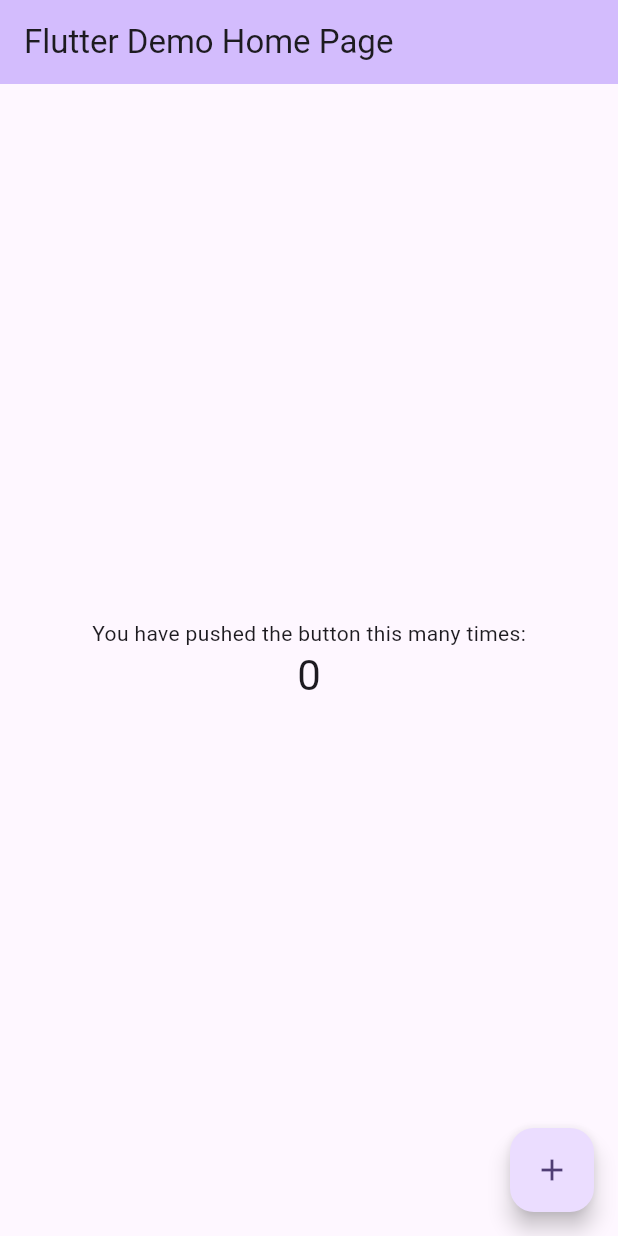
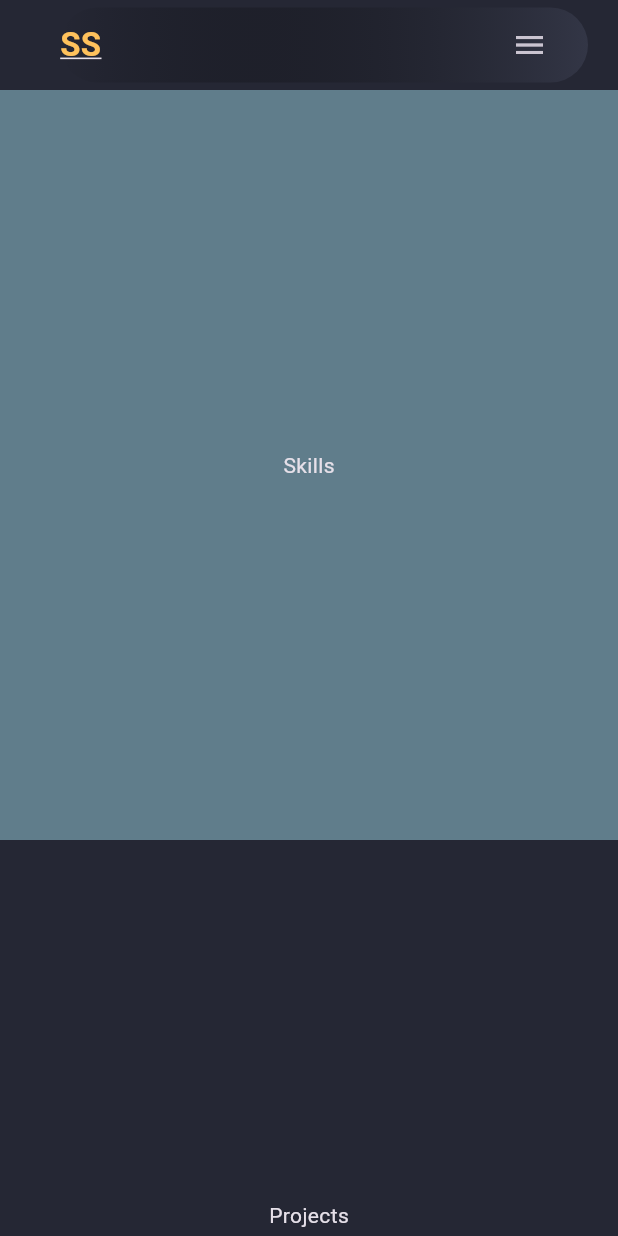
Before and after one commit to sagarsinha1803/portfolio_web, a Flutter app: the screen it shows after launch, on a phone screen of 412 x 824 dp. Run offline on Flutter 3.47's test engine with Material 3 defaults, Android fonts, the phone set to English and light mode, and no system bars.

Commit message:
develop - Added header widget for destop and mobile view

```diff
--- /dev/null
+++ b/lib/constants/colors.dart
@@ -0,0 +1,13 @@
+import 'dart:ui';
+
+class CustomColor {
+  static const Color scaffoldBg = Color(0xff252734);
+  static const Color bgLight1 = Color(0xff333646);
+  static const Color bglight2 = Color(0xff424657);
+  static const Color textFieldBg = Color(0xffC8C9CE);
+  static const Color hintDark = Color(0xff666874);
+  static const Color yellowSecondary = Color(0xffFFC25C);
+  static const Color yellowPrimary = Color(0xffFFAF29);
+  static const Color whitePrimary = Color(0xffEAEAEB);
+  static const Color whiteSecondary = Color(0xffC8C9CE);
+}
--- /dev/null
+++ b/lib/constants/nav_items.dart
@@ -0,0 +1 @@
+List<String> navTitles = ["Home", "Skills", "Projects", "Blog", "Contact"];
--- a/lib/main.dart
+++ b/lib/main.dart
@@ -1,4 +1,5 @@
 import 'package:flutter/material.dart';
+import 'package:portfolio_web/pages/home_page.dart';
 
 void main() {
   runApp(const MyApp());
@@ -11,115 +12,10 @@ class MyApp extends StatelessWidget {
   @override
   Widget build(BuildContext context) {
     return MaterialApp(
-      title: 'Flutter Demo',
-      theme: ThemeData(
-        // This is the theme of your application.
-        //
-        // TRY THIS: Try running your application with "flutter run". You'll see
-        // the application has a purple toolbar. Then, without quitting the app,
-        // try changing the seedColor in the colorScheme below to Colors.green
-        // and then invoke "hot reload" (save your changes or press the "hot
-        // reload" button in a Flutter-supported IDE, or press "r" if you used
-        // the command line to start the app).
-        //
-        // Notice that the counter didn't reset back to zero; the application
-        // state is not lost during the reload. To reset the state, use hot
-        // restart instead.
-        //
-        // This works for code too, not just values: Most code changes can be
-        // tested with just a hot reload.
-        colorScheme: ColorScheme.fromSeed(seedColor: Colors.deepPurple),
-        useMaterial3: true,
-      ),
-      home: const MyHomePage(title: 'Flutter Demo Home Page'),
+      debugShowCheckedModeBanner: false,
+      theme: ThemeData.dark(),
+      title: 'Sagar Sinha',
+      home: const Homepage(),
     );
   }
 }
-
-class MyHomePage extends StatefulWidget {
-  const MyHomePage({super.key, required this.title});
-
-  // This widget is the home page of your application. It is stateful, meaning
-  // that it has a State object (defined below) that contains fields that affect
-  // how it looks.
-
-  // This class is the configuration for the state. It holds the values (in this
-  // case the title) provided by the parent (in this case the App widget) and
-  // used by the build method of the State. Fields in a Widget subclass are
-  // always marked "final".
-
-  final String title;
-
-  @override
-  State<MyHomePage> createState() => _MyHomePageState();
-}
-
-class _MyHomePageState extends State<MyHomePage> {
-  int _counter = 0;
-
-  void _incrementCounter() {
-    setState(() {
-      // This call to setState tells the Flutter framework that something has
-      // changed in this State, which causes it to rerun the build method below
-      // so that the display can reflect the updated values. If we changed
-      // _counter without calling setState(), then the build method would not be
-      // called again, and so nothing would appear to happen.
-      _counter++;
-    });
-  }
-
-  @override
-  Widget build(BuildContext context) {
-    // This method is rerun every time setState is called, for instance as done
-    // by the _incrementCounter method above.
-    //
-    // The Flutter framework has been optimized to make rerunning build methods
-    // fast, so that you can just rebuild anything that needs updating rather
-    // than having to individually change instances of widgets.
-    return Scaffold(
-      appBar: AppBar(
-        // TRY THIS: Try changing the color here to a specific color (to
-        // Colors.amber, perhaps?) and trigger a hot reload to see the AppBar
-        // change color while the other colors stay the same.
-        backgroundColor: Theme.of(context).colorScheme.inversePrimary,
-        // Here we take the value from the MyHomePage object that was created by
-        // the App.build method, and use it to set our appbar title.
-        title: Text(widget.title),
-      ),
-      body: Center(
-        // Center is a layout widget. It takes a single child and positions it
-        // in the middle of the parent.
-        child: Column(
-          // Column is also a layout widget. It takes a list of children and
-          // arranges them vertically. By default, it sizes itself to fit its
-          // children horizontally, and tries to be as tall as its parent.
-          //
-          // Column has various properties to control how it sizes itself and
-          // how it positions its children. Here we use mainAxisAlignment to
-          // center the children vertically; the main axis here is the vertical
-          // axis because Columns are vertical (the cross axis would be
-          // horizontal).
-          //
-          // TRY THIS: Invoke "debug painting" (choose the "Toggle Debug Paint"
-          // action in the IDE, or press "p" in the console), to see the
-          // wireframe for each widget.
-          mainAxisAlignment: MainAxisAlignment.center,
-          children: <Widget>[
-            const Text(
-              'You have pushed the button this many times:',
-            ),
-            Text(
-              '$_counter',
-              style: Theme.of(context).textTheme.headlineMedium,
-            ),
-          ],
-        ),
-      ),
-      floatingActionButton: FloatingActionButton(
-        onPressed: _incrementCounter,
-        tooltip: 'Increment',
-        child: const Icon(Icons.add),
-      ), // This trailing comma makes auto-formatting nicer for build methods.
-    );
-  }
-}
--- /dev/null
+++ b/lib/pages/home_page.dart
@@ -0,0 +1,72 @@
+import 'package:flutter/material.dart';
+import 'package:portfolio_web/constants/colors.dart';
+import 'package:portfolio_web/widgets/header_bar_mobile.dart';
+
+class Homepage extends StatefulWidget {
+  const Homepage({super.key});
+
+  @override
+  State<Homepage> createState() => _HomepageState();
+}
+
+class _HomepageState extends State<Homepage> {
+  final scaffoldKey = GlobalKey<ScaffoldState>();
+
+  @override
+  Widget build(BuildContext context) {
+    return Scaffold(
+      key: scaffoldKey,
+      backgroundColor: CustomColor.scaffoldBg,
+      endDrawer: const Drawer(
+        backgroundColor: CustomColor.scaffoldBg,
+        // child: ListView(children: []),
+      ),
+      body: ListView(
+        scrollDirection: Axis.vertical,
+        children: [
+          // const HeaderBar(),
+          HeaderMobile(
+            onLogoTap: () {},
+            onMenuTap: () {
+              scaffoldKey.currentState?.openEndDrawer();
+            },
+          ),
+          //Skills
+          Container(
+            height: 500,
+            width: double.maxFinite,
+            color: Colors.blueGrey,
+            child: const Center(
+              child: Text("Skills"),
+            ),
+          ),
+          //Projects
+          Container(
+            height: 500,
+            width: double.maxFinite,
+            child: const Center(
+              child: Text("Projects"),
+            ),
+          ),
+          //Contact
+          Container(
+            height: 500,
+            width: double.maxFinite,
+            color: Colors.blueGrey,
+            child: const Center(
+              child: Text("Contact"),
+            ),
+          ),
+          //Footer
+          Container(
+            height: 500,
+            width: double.maxFinite,
+            child: const Center(
+              child: Text("Footer"),
+            ),
+          )
+        ],
+      ),
+    );
+  }
+}
--- /dev/null
+++ b/lib/styles/style.dart
@@ -0,0 +1,12 @@
+import 'package:flutter/material.dart';
+import 'package:portfolio_web/constants/colors.dart';
+
+BoxDecoration navBoxdecorate = BoxDecoration(
+  gradient: const LinearGradient(
+    colors: [
+      Colors.transparent,
+      CustomColor.bgLight1,
+    ],
+  ),
+  borderRadius: BorderRadius.circular(100),
+);
--- /dev/null
+++ b/lib/widgets/header_bar.dart
@@ -0,0 +1,48 @@
+import 'package:flutter/material.dart';
+import 'package:portfolio_web/constants/colors.dart';
+import 'package:portfolio_web/constants/nav_items.dart';
+import 'package:portfolio_web/styles/style.dart';
+import 'package:portfolio_web/widgets/nav_logo.dart';
+
+class HeaderBar extends StatelessWidget {
+  const HeaderBar({super.key});
+
+  @override
+  Widget build(BuildContext context) {
+    //Header
+    return Container(
+      height: 60,
+      width: double.maxFinite,
+      margin: const EdgeInsets.symmetric(
+        vertical: 10.0,
+        horizontal: 20.0,
+      ),
+      decoration: navBoxdecorate,
+      child: Row(
+        children: [
+          NavLogo(
+            onTap: () {},
+          ),
+          const Spacer(),
+          for (int i = 0; i < navTitles.length; i++)
+            Padding(
+              padding: const EdgeInsets.only(
+                right: 20.0,
+              ),
+              child: TextButton(
+                onPressed: () {},
+                child: Text(
+                  navTitles[i],
+                  style: const TextStyle(
+                    fontSize: 16,
+                    fontWeight: FontWeight.w500,
+                    color: CustomColor.whitePrimary,
+                  ),
+                ),
+              ),
+            ),
+        ],
+      ),
+    );
+  }
+}
--- /dev/null
+++ b/lib/widgets/header_bar_mobile.dart
@@ -0,0 +1,32 @@
+import 'package:flutter/material.dart';
+import 'package:portfolio_web/styles/style.dart';
+import 'package:portfolio_web/widgets/nav_logo.dart';
+
+class HeaderMobile extends StatelessWidget {
+  const HeaderMobile({super.key, this.onLogoTap, this.onMenuTap});
+
+  final VoidCallback? onLogoTap;
+  final VoidCallback? onMenuTap;
+
+  @override
+  Widget build(BuildContext context) {
+    return Container(
+      height: 50,
+      margin: const EdgeInsets.fromLTRB(40, 5, 20, 5),
+      decoration: navBoxdecorate,
+      child: Row(
+        children: [
+          NavLogo(
+            onTap: onLogoTap,
+          ),
+          const Spacer(),
+          IconButton(
+            onPressed: onMenuTap,
+            icon: const Icon(Icons.menu),
+          ),
+          const SizedBox(width: 15),
+        ],
+      ),
+    );
+  }
+}
--- /dev/null
+++ b/lib/widgets/nav_logo.dart
@@ -0,0 +1,23 @@
+import 'package:flutter/material.dart';
+import 'package:portfolio_web/constants/colors.dart';
+
+class NavLogo extends StatelessWidget {
+  const NavLogo({super.key, this.onTap});
+
+  final VoidCallback? onTap;
+  @override
+  Widget build(BuildContext context) {
+    return GestureDetector(
+      onTap: onTap,
+      child: const Text(
+        'SS',
+        style: TextStyle(
+          fontSize: 22,
+          fontWeight: FontWeight.bold,
+          color: CustomColor.yellowSecondary,
+          decoration: TextDecoration.underline,
+        ),
+      ),
+    );
+  }
+}
```
